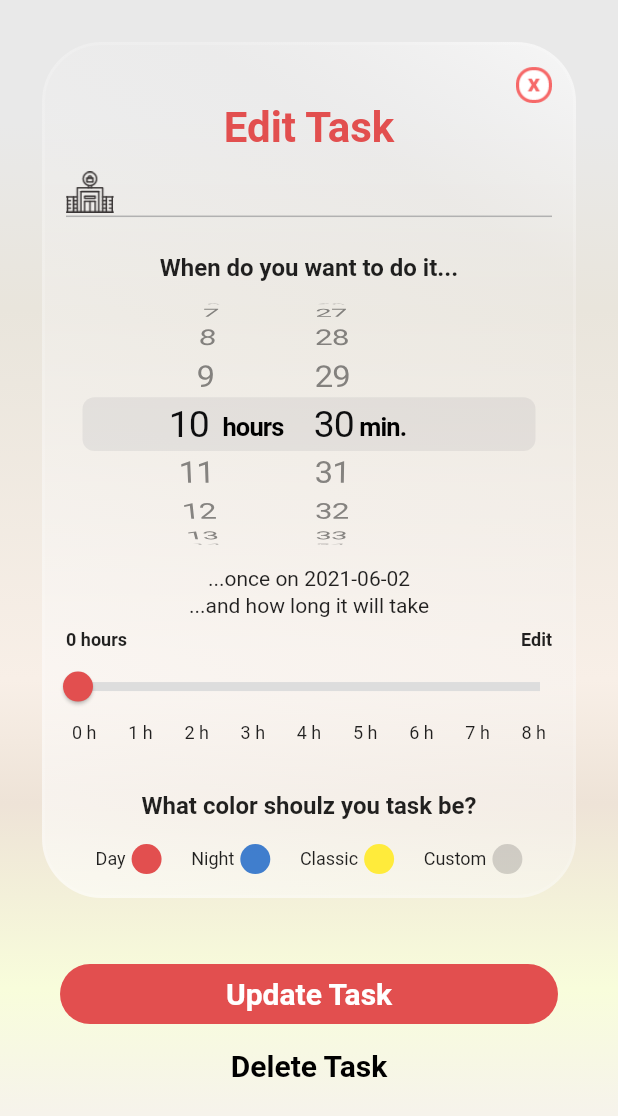
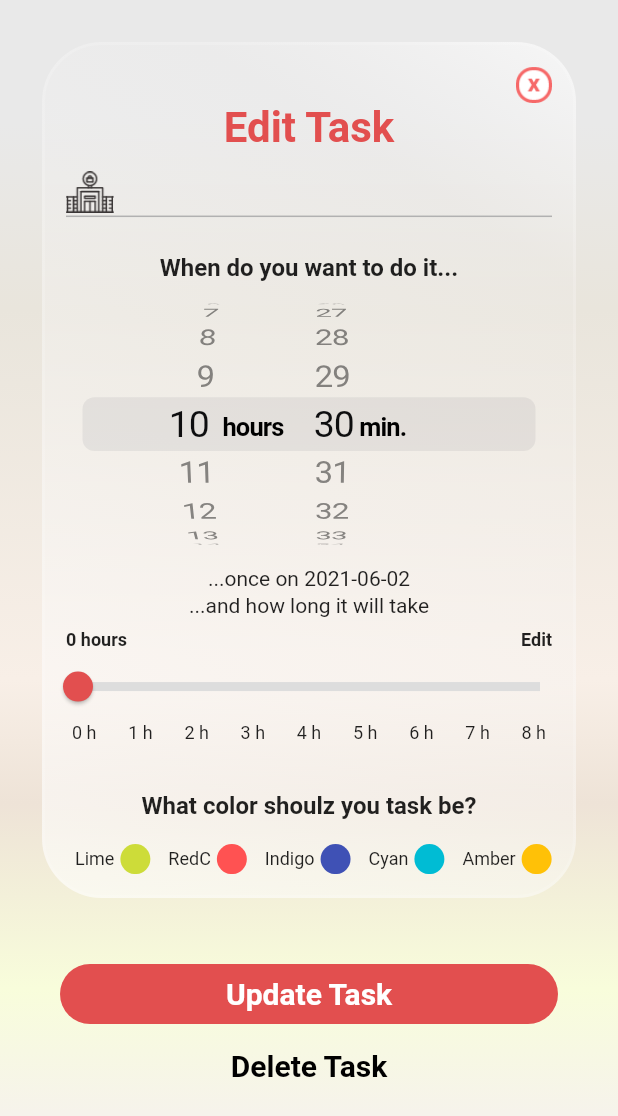
Before and after one commit to horlann/flexible, a Flutter app: the TaskEditor screen opened directly with empty values, on a phone screen of 412 x 824 dp. Shown: the top 1116 px of the screen. Run offline on Flutter 3.47's test engine with Material 2 defaults, Android fonts, the phone set to English and light mode, and no system bars; drawn by our look-alikes of glassmorphism; our stand-ins replace bloc, equatable, flutter_bloc, sliver_tools, sqflite, table_calendar; accounts and stored records are empty.

Commit message:
task colors with horizontal scroll

```diff
--- a/lib/board/task_editor.dart
+++ b/lib/board/task_editor.dart
@@ -200,6 +200,9 @@ class _TaskEditorState extends State<TaskEditor> {
           },
           child: Row(
             children: [
+              SizedBox(
+                width: 6,
+              ),
               Text(name,
                   style: TextStyle(fontSize: 12, fontWeight: FontWeight.w400)),
               SizedBox(
@@ -210,7 +213,10 @@ class _TaskEditorState extends State<TaskEditor> {
                 height: 20,
                 decoration: BoxDecoration(
                     color: color, borderRadius: BorderRadius.circular(10)),
-              )
+              ),
+              SizedBox(
+                width: 6,
+              ),
             ],
           ),
         ),
@@ -219,28 +225,18 @@ class _TaskEditorState extends State<TaskEditor> {
 
     return Padding(
       padding: const EdgeInsets.symmetric(horizontal: 16),
-      child: Row(
-        children: [
-          Spacer(
-            flex: 2,
-          ),
-          colorPart(color: Color(0xffE24F4F), name: 'Day'),
-          Spacer(
-            flex: 2,
-          ),
-          colorPart(color: Color(0xff1260C5).withOpacity(0.8), name: 'Night'),
-          Spacer(
-            flex: 2,
-          ),
-          colorPart(color: Colors.yellow, name: 'Classic'),
-          Spacer(
-            flex: 2,
-          ),
-          colorPart(color: Color(0xff373535).withOpacity(0.2), name: 'Custom'),
-          Spacer(
-            flex: 2,
-          ),
-        ],
+      child: SingleChildScrollView(
+        scrollDirection: Axis.horizontal,
+        child: Row(
+          children: [
+            colorPart(color: Colors.lime, name: 'Lime'),
+            colorPart(color: Colors.redAccent, name: 'RedC'),
+            colorPart(color: Colors.indigo, name: 'Indigo'),
+            colorPart(color: Colors.cyan, name: 'Cyan'),
+            colorPart(color: Colors.amber, name: 'Amber'),
+            colorPart(color: Colors.deepPurple, name: 'DeepPurple'),
+          ],
+        ),
       ),
     );
   }
```
